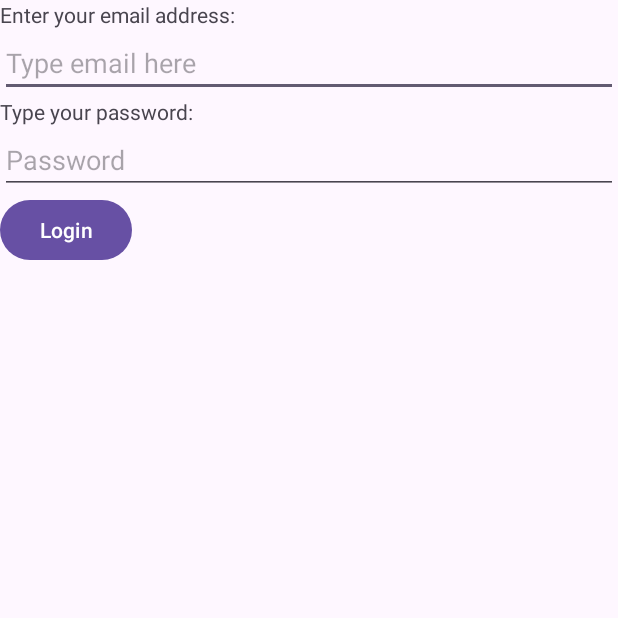
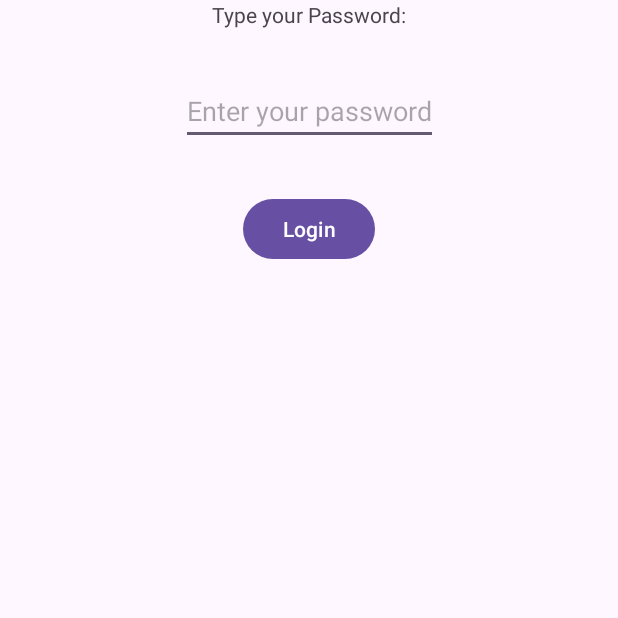
Before and after one commit to sparthpatel18/Parth, an Android app: the screen it shows after launch (MainActivity), on a phone screen of 412 x 824 dp, the top half of it. Run offline under Robolectric (Android 15) with nearby library versions, the phone set to English and light mode, and no system bars.

Commit message:
finish lab6

```diff
--- a/app/src/main/java/ui/MainActivity.java
+++ b/app/src/main/java/ui/MainActivity.java
@@ -1,105 +1,108 @@
 package ui;
+import android.os.Bundle;
+import android.widget.Button;
+import android.widget.EditText;
+import android.widget.Toast;
 
 import androidx.appcompat.app.AppCompatActivity;
 
-import android.content.Intent;
-import android.os.Bundle;
-import android.view.View;
-import android.widget.Button;
-import android.widget.CheckBox;
-import android.widget.CompoundButton;
-import android.widget.EditText;
-import android.widget.ImageButton;
-import android.widget.ImageView;
-import android.widget.RadioButton;
-import android.widget.Switch;
-import android.widget.TextView;
-import android.widget.Toast;
-import android.util.Log;
-
 import algonquin.CST2335.pate1214.R;
-import algonquin.CST2335.pate1214.SecondActivity;
-import algonquin.CST2335.pate1214.databinding.ActivityMainBinding;
-import data.MainViewModel;
-import androidx.lifecycle.ViewModelProvider;
 
 public class MainActivity extends AppCompatActivity {
-    private TextView mytext;
-    private Button mybutton;
-    private EditText myedittext;
-    private CheckBox checkBox;
-    private Switch switchButton;
-    private RadioButton radioButton;
-    private ActivityMainBinding variableBinding;
-    private MainViewModel model;
-    private ImageView myImageView;
-    private ImageButton myImageButton;
-    private static String TAG = "MainActivity";
+
+    // Declare class variables
+    private EditText passwordEditText;
+    private Button loginButton;
 
     @Override
     protected void onCreate(Bundle savedInstanceState) {
-        Log.w( "MainActivity", "In onCreate() - Loading Widgets" );
+        super.onCreate(savedInstanceState);
+        setContentView(R.layout.activity_main);
 
+        // Load views using findViewById
+        passwordEditText = findViewById(R.id.passwordEditText);
+        loginButton = findViewById(R.id.loginButton);
 
+        // Add OnClickListener to the loginButton
+        loginButton.setOnClickListener(view -> {
+            // Read password string from EditText
+            String password = passwordEditText.getText().toString();
 
-        super.onCreate(savedInstanceState);
-        model = new ViewModelProvider(this).get(MainViewModel.class);
-        setContentView(R.layout.activity_main);
-        variableBinding = ActivityMainBinding.inflate(getLayoutInflater());
-        setContentView(variableBinding.getRoot());
-        Button loginButton = findViewById(R.id.loginButton);
+            // Check password complexity
+            boolean isComplex = checkPasswordComplexity(password);
 
-        // Set an OnClickListener on the login button
-
-        final EditText emailEditText = findViewById(R.id.emailEditText);
-        loginButton.setOnClickListener(new View.OnClickListener() {
-            @Override
-            public void onClick(View v) {
-                // Create an Intent to start SecondActivity
-                Intent nextPageIntent = new Intent(MainActivity.this, SecondActivity.class);
-
-                // Attach the email address to the Intent
-                nextPageIntent.putExtra("EmailAddress", emailEditText.getText().toString());
-
-                // Start the activity using the intent
-                startActivity(nextPageIntent);
-
+            // Update TextView based on password complexity result
+            if (isComplex) {
+                Toast.makeText(MainActivity.this, "Your password meets the requirements", Toast.LENGTH_SHORT).show();
+            } else {
+                Toast.makeText(MainActivity.this, "You shall not pass!", Toast.LENGTH_SHORT).show();
             }
         });
-
     }
 
-    @Override
+    /**
+     * Check if the password meets complexity requirements.
+     *
+     * @param password The password string to be checked.
+     * @return True if the password meets complexity requirements, false otherwise.
+     */
+    private boolean checkPasswordComplexity(String password) {
+        boolean foundUpperCase = false;
+        boolean foundLowerCase = false;
+        boolean foundNumber = false;
+        boolean foundSpecial = false;
 
-    protected void onResume() {
+        // Iterate over each character in the password string
+        for (char c : password.toCharArray()) {
+            if (Character.isUpperCase(c)) {
+                foundUpperCase = true;
+            } else if (Character.isLowerCase(c)) {
+                foundLowerCase = true;
+            } else if (Character.isDigit(c)) {
+                foundNumber = true;
+            } else if (isSpecialCharacter(c)) {
+                foundSpecial = true;
+            }
+        }
 
-        super.onResume();
-        Log.w(TAG, "The activity has become visible (it is now \"resumed\"). This is where you start animations, acquire exclusive resources, etc.");
+        // Check if any of the requirements are missing and display Toast messages
+        if (!foundUpperCase) {
+            Toast.makeText(this, "Your password does not have an upper case letter", Toast.LENGTH_SHORT).show();
+            return false;
+        } else if (!foundLowerCase) {
+            Toast.makeText(this, "Your password does not have a lower case letter", Toast.LENGTH_SHORT).show();
+            return false;
+        } else if (!foundNumber) {
+            Toast.makeText(this, "Your password does not have a number", Toast.LENGTH_SHORT).show();
+            return false;
+        } else if (!foundSpecial) {
+            Toast.makeText(this, "Your password does not have a special symbol", Toast.LENGTH_SHORT).show();
+            return false;
+        } else {
+            return true; // Password meets complexity requirements
+        }
     }
 
-    @Override
-    protected void onStart() {
-        Log.w(TAG, "The activity is about to become visible. This is a good place to check resources the activity needs.");
-        super.onStart();
-    }
-
-    @Override
-    protected void onPause() {
-        Log.w(TAG, "Another activity is taking focus (this activity is about to be \"paused\"). This is where you should stop animations, release exclusive resources, etc.");
-        super.onPause();
-    }
-
-    @Override
-    protected void onDestroy() {
-        Log.w(TAG, "The activity is about to be destroyed. This is the final call where you can clean up resources, including thread, listeners, and receivers.");
-        super.onDestroy();
-    }
-
-    @Override
-    protected void onStop() {
-        Log.w(TAG, "The activity is no longer visible (it is now \"stopped\"). This is where you should release resources that might leak memory.");
-        super.onStop();
-
-
+    /**
+     * Check if the character is a special character.
+     *
+     * @param c The character to be checked.
+     * @return True if the character is a special character, false otherwise.
+     */
+    private boolean isSpecialCharacter(char c) {
+        switch (c) {
+            case '#':
+            case '$':
+            case '%':
+            case '^':
+            case '&':
+            case '*':
+            case '!':
+            case '@':
+            case '?':
+                return true;
+            default:
+                return false;
+        }
     }
 }
--- a/app/src/main/res/layout/activity_main.xml
+++ b/app/src/main/res/layout/activity_main.xml
@@ -1,38 +1,40 @@
 <?xml version="1.0" encoding="utf-8"?>
-<LinearLayout xmlns:android="http://schemas.android.com/apk/res/android"
+<androidx.constraintlayout.widget.ConstraintLayout
+    xmlns:android="http://schemas.android.com/apk/res/android"
     xmlns:app="http://schemas.android.com/apk/res-auto"
     xmlns:tools="http://schemas.android.com/tools"
-    android:orientation="vertical"
     android:layout_width="match_parent"
     android:layout_height="match_parent"
-    tools:context="ui.MainActivity">
+    tools:context=".MainActivity">
 
     <TextView
+        android:id="@+id/passwordTextView"
         android:layout_width="wrap_content"
         android:layout_height="wrap_content"
-        android:text="Enter your email address:" />
-
-    <EditText
-        android:id="@+id/emailEditText"
-        android:layout_width="match_parent"
-        android:layout_height="wrap_content"
-        android:hint="Type email here" />
-
-    <TextView
-        android:layout_width="wrap_content"
-        android:layout_height="wrap_content"
-        android:text="Type your password:" />
+        android:text="Type your Password:"
+        app:layout_constraintTop_toTopOf="parent"
+        app:layout_constraintStart_toStartOf="parent"
+        app:layout_constraintEnd_toEndOf="parent" />
 
     <EditText
         android:id="@+id/passwordEditText"
-        android:layout_width="match_parent"
+        android:layout_width="wrap_content"
         android:layout_height="wrap_content"
-        android:inputType="textPassword"
-        android:hint="Password" />
+        app:layout_constraintTop_toBottomOf="@+id/passwordTextView"
+        app:layout_constraintStart_toStartOf="parent"
+        app:layout_constraintEnd_toEndOf="parent"
+        android:layout_marginTop="32dp"
+        android:hint="Enter your password" />
 
     <Button
         android:id="@+id/loginButton"
         android:layout_width="wrap_content"
         android:layout_height="wrap_content"
-        android:text="Login" />
-</LinearLayout>
+        android:text="Login"
+        app:layout_constraintTop_toBottomOf="@+id/passwordEditText"
+        app:layout_constraintStart_toStartOf="parent"
+        app:layout_constraintEnd_toEndOf="parent"
+        android:layout_marginTop="32dp"
+        app:layout_constraintHorizontal_bias="0.5" />
+
+</androidx.constraintlayout.widget.ConstraintLayout>
```
Also changed, not shown: app/src/main/java/algonquin/CST2335/pate1214/SecondActivity.java (+20 -0 lines).
